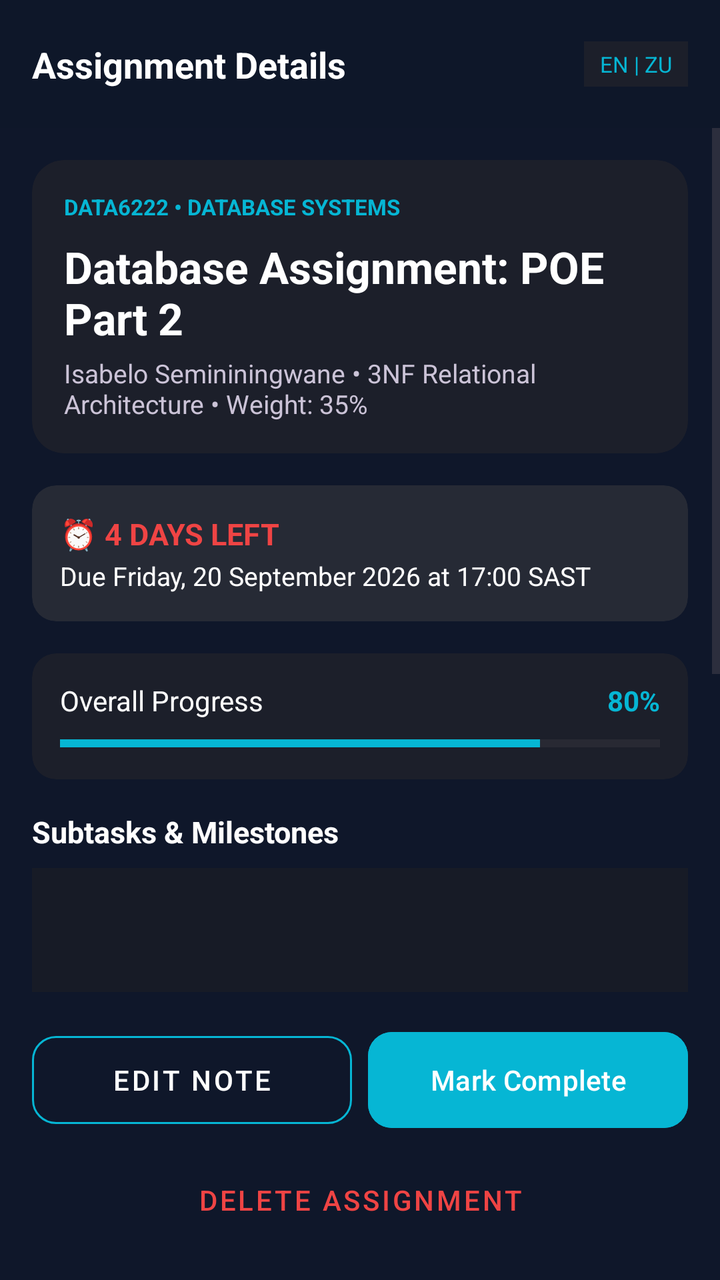
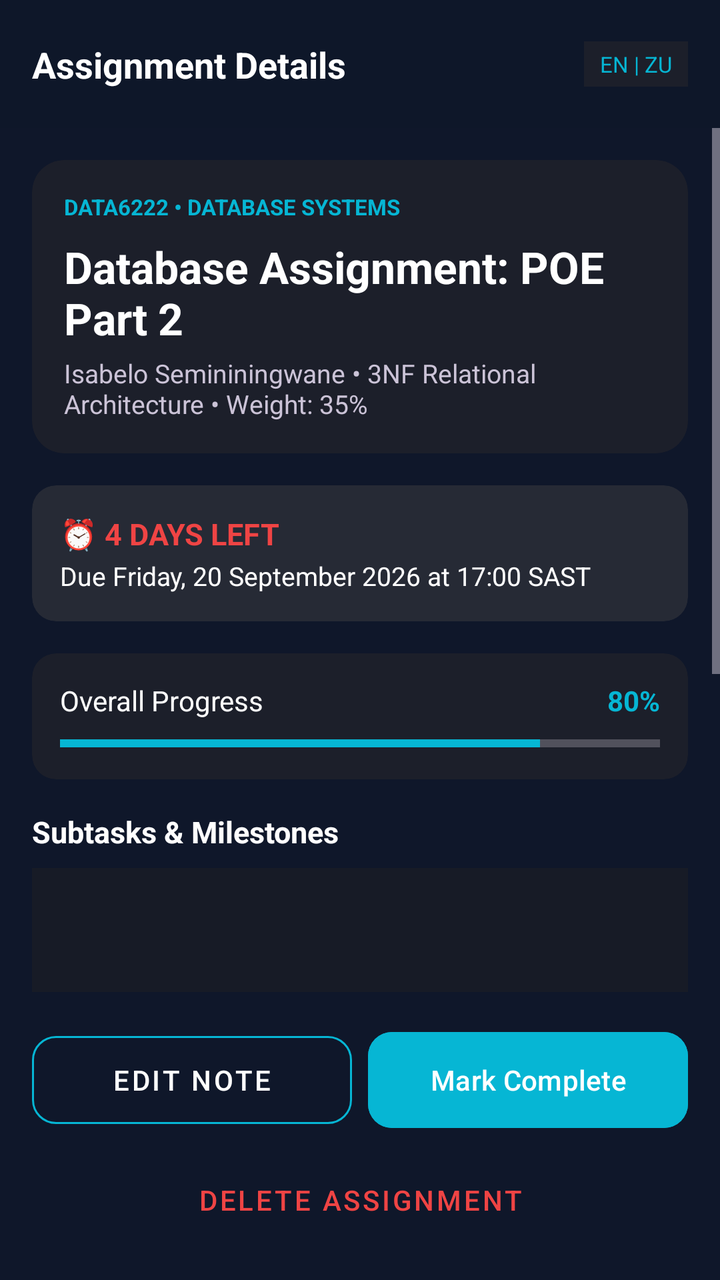

Two renders of the same Android screen: before a commit and after it. Below are the layout's source before the change and the commit's diff.
<!-- AndroidManifest.xml: application theme Theme.AssignmentPlanner -->
<!-- res/layout/activity_assignment_details.xml -->
<?xml version="1.0" encoding="utf-8"?>
<androidx.constraintlayout.widget.ConstraintLayout xmlns:android="http://schemas.android.com/apk/res/android"
    xmlns:app="http://schemas.android.com/apk/res-auto"
    android:layout_width="match_parent"
    android:layout_height="match_parent"
    android:background="@color/bg_gradient_start">

    
    <androidx.constraintlayout.widget.ConstraintLayout
        android:id="@+id/cl_details_header"
        android:layout_width="match_parent"
        android:layout_height="64dp"
        android:background="#1A0F131D"
        android:paddingHorizontal="16dp"
        app:layout_constraintTop_toTopOf="parent">

        <TextView
            android:id="@+id/tv_header_title"
            android:layout_width="wrap_content"
            android:layout_height="wrap_content"
            android:text="Assignment Details"
            android:textColor="@color/text_primary"
            android:textSize="18sp"
            android:textStyle="bold"
            app:layout_constraintBottom_toBottomOf="parent"
            app:layout_constraintStart_toStartOf="parent"
            app:layout_constraintTop_toTopOf="parent" />

        <TextView
            android:layout_width="wrap_content"
            android:layout_height="wrap_content"
            android:background="@color/surface_container"
            android:paddingHorizontal="8dp"
            android:paddingVertical="4dp"
            android:text="EN | ZU"
            android:textColor="@color/accent_cyan"
            android:textSize="11sp"
            app:layout_constraintBottom_toBottomOf="parent"
            app:layout_constraintEnd_toEndOf="parent"
            app:layout_constraintTop_toTopOf="parent" />
    </androidx.constraintlayout.widget.ConstraintLayout>

    
    <ScrollView
        android:layout_width="match_parent"
        android:layout_height="0dp"
        android:fillViewport="true"
        app:layout_constraintBottom_toTopOf="@id/ll_detail_actions"
        app:layout_constraintTop_toBottomOf="@id/cl_details_header">

        <LinearLayout
            android:layout_width="match_parent"
            android:layout_height="wrap_content"
            android:orientation="vertical"
            android:padding="16dp">

            
            <com.google.android.material.card.MaterialCardView
                android:layout_width="match_parent"
                android:layout_height="wrap_content"
                android:layout_marginBottom="16dp"
                app:cardBackgroundColor="@color/surface_container"
                app:cardCornerRadius="16dp"
                app:strokeWidth="0dp">

                <LinearLayout
                    android:layout_width="match_parent"
                    android:layout_height="wrap_content"
                    android:orientation="vertical"
                    android:padding="16dp">

                    <TextView
                        android:layout_width="wrap_content"
                        android:layout_height="wrap_content"
                        android:text="DATA6222 • DATABASE SYSTEMS"
                        android:textColor="@color/accent_cyan"
                        android:textSize="11sp"
                        android:textStyle="bold" />

                    <TextView
                        android:id="@+id/tv_detail_title"
                        android:layout_width="match_parent"
                        android:layout_height="wrap_content"
                        android:layout_marginTop="8dp"
                        android:text="Database Assignment: POE Part 2"
                        android:textColor="@color/text_primary"
                        android:textSize="22sp"
                        android:textStyle="bold" />

                    <TextView
                        android:layout_width="match_parent"
                        android:layout_height="wrap_content"
                        android:layout_marginTop="4dp"
                        android:text="Isabelo Semininingwane • 3NF Relational Architecture • Weight: 35%"
                        android:textColor="@color/text_on_surface_variant"
                        android:textSize="13sp" />
                </LinearLayout>
            </com.google.android.material.card.MaterialCardView>

            
            <com.google.android.material.card.MaterialCardView
                android:layout_width="match_parent"
                android:layout_height="wrap_content"
                android:layout_marginBottom="16dp"
                app:cardBackgroundColor="@color/surface_container_high"
                app:cardCornerRadius="12dp"
                app:strokeWidth="0dp">

                <LinearLayout
                    android:layout_width="match_parent"
                    android:layout_height="wrap_content"
                    android:orientation="vertical"
                    android:padding="14dp">

                    <TextView
                        android:layout_width="wrap_content"
                        android:layout_height="wrap_content"
                        android:text="⏰ 4 DAYS LEFT"
                        android:textColor="@color/destructive_red"
                        android:textSize="15sp"
                        android:textStyle="bold" />

                    <TextView
                        android:layout_width="match_parent"
                        android:layout_height="wrap_content"
                        android:layout_marginTop="2dp"
                        android:text="Due Friday, 20 September 2026 at 17:00 SAST"
                        android:textColor="@color/text_primary"
                        android:textSize="13sp" />
                </LinearLayout>
            </com.google.android.material.card.MaterialCardView>

            
            <com.google.android.material.card.MaterialCardView
                android:layout_width="match_parent"
                android:layout_height="wrap_content"
                android:layout_marginBottom="16dp"
                app:cardBackgroundColor="@color/surface_container"
                app:cardCornerRadius="12dp"
                app:strokeWidth="0dp">

                <LinearLayout
                    android:layout_width="match_parent"
                    android:layout_height="wrap_content"
                    android:orientation="vertical"
                    android:padding="14dp">

                    <androidx.constraintlayout.widget.ConstraintLayout
                        android:layout_width="match_parent"
                        android:layout_height="wrap_content"
                        android:layout_marginBottom="8dp">

                        <TextView
                            android:layout_width="wrap_content"
                            android:layout_height="wrap_content"
                            android:text="Overall Progress"
                            android:textColor="@color/text_primary"
                            app:layout_constraintStart_toStartOf="parent"
                            app:layout_constraintTop_toTopOf="parent" />

                        <TextView
                            android:layout_width="wrap_content"
                            android:layout_height="wrap_content"
                            android:text="80%"
                            android:textColor="@color/accent_cyan"
                            android:textStyle="bold"
                            app:layout_constraintEnd_toEndOf="parent"
                            app:layout_constraintTop_toTopOf="parent" />
                    </androidx.constraintlayout.widget.ConstraintLayout>

                    <ProgressBar
                        android:id="@+id/pb_assignment_progress"
                        style="?android:attr/progressBarStyleHorizontal"
                        android:layout_width="match_parent"
                        android:layout_height="8dp"
                        android:max="100"
                        android:progress="80"
                        android:progressTint="@color/accent_cyan" />
                </LinearLayout>
            </com.google.android.material.card.MaterialCardView>

            
            <TextView
                android:layout_width="wrap_content"
                android:layout_height="wrap_content"
                android:layout_marginBottom="8dp"
                android:text="Subtasks &amp; Milestones"
                android:textColor="@color/text_primary"
                android:textSize="15sp"
                android:textStyle="bold" />

            <androidx.recyclerview.widget.RecyclerView
                android:id="@+id/rv_subtasks"
                android:layout_width="match_parent"
                android:layout_height="180dp"
                android:layout_marginBottom="16dp"
                android:background="@color/surface_container_low" />

            
            <com.google.android.material.card.MaterialCardView
                android:layout_width="match_parent"
                android:layout_height="wrap_content"
                android:layout_marginBottom="24dp"
                app:cardBackgroundColor="@color/surface_container_low"
                app:cardCornerRadius="8dp"
                app:strokeWidth="0dp">

                <LinearLayout
                    android:layout_width="match_parent"
                    android:layout_height="wrap_content"
                    android:orientation="vertical"
                    android:padding="12dp">

                    <TextView
                        android:layout_width="wrap_content"
                        android:layout_height="wrap_content"
                        android:text="📚 Rubric &amp; Academic Guidelines"
                        android:textColor="@color/tertiary_green"
                        android:textStyle="bold" />

                    <TextView
                        android:layout_width="match_parent"
                        android:layout_height="wrap_content"
                        android:layout_marginTop="4dp"
                        android:text="Implement robust 3NF schemas and triggers. Plagiarism Turnitin threshold under 12%."
                        android:textColor="@color/text_on_surface_variant"
                        android:textSize="12sp" />
                </LinearLayout>
            </com.google.android.material.card.MaterialCardView>
        </LinearLayout>
    </ScrollView>

    
    <LinearLayout
        android:id="@+id/ll_detail_actions"
        android:layout_width="match_parent"
        android:layout_height="wrap_content"
        android:orientation="vertical"
        android:padding="16dp"
        app:layout_constraintBottom_toBottomOf="parent">

        <LinearLayout
            android:layout_width="match_parent"
            android:layout_height="wrap_content"
            android:orientation="horizontal">

            <com.google.android.material.button.MaterialButton
                android:id="@+id/btn_edit"
                style="@style/Widget.MaterialComponents.Button.OutlinedButton"
                android:layout_width="0dp"
                android:layout_height="56dp"
                android:layout_marginEnd="8dp"
                android:layout_weight="1"
                android:text="Edit Note"
                android:textColor="@color/text_primary"
                app:cornerRadius="12dp"
                app:strokeColor="@color/accent_cyan" />

            <com.google.android.material.button.MaterialButton
                android:id="@+id/btn_mark_complete"
                android:layout_width="0dp"
                android:layout_height="56dp"
                android:layout_weight="1"
                android:backgroundTint="@color/accent_cyan"
                android:text="Mark Complete"
                android:textColor="@color/text_primary"
                app:cornerRadius="12dp" />
        </LinearLayout>

        <com.google.android.material.button.MaterialButton
            android:id="@+id/btn_delete"
            style="@style/Widget.MaterialComponents.Button.TextButton"
            android:layout_width="wrap_content"
            android:layout_height="wrap_content"
            android:layout_gravity="center_horizontal"
            android:layout_marginTop="8dp"
            android:text="Delete Assignment"
            android:textColor="@color/destructive_red" />
    </LinearLayout>

</androidx.constraintlayout.widget.ConstraintLayout>
<!-- resources referenced by this layout -->
<resources>
  <color name="accent_cyan">#06B6D4</color>
  <color name="bg_gradient_start">#0F172A</color>
  <color name="destructive_red">#EF4444</color>
  <color name="surface_container">#1C1F2A</color>
  <color name="surface_container_high">#262A35</color>
  <color name="surface_container_low">#171B26</color>
  <color name="tertiary_green">#4EDEA3</color>
  <color name="text_on_surface_variant">#CBC3D7</color>
  <color name="text_primary">#FFFFFF</color>
  <style name="Theme.AssignmentPlanner" parent="Base.Theme.AssignmentPlanner" />
  <style name="Base.Theme.AssignmentPlanner" parent="Theme.Material3.DayNight.NoActionBar">
          
          
      </style>
</resources>

<!-- the commit's change to res/layout/activity_assignment_details.xml (unified diff, before → after) -->
@@ -1,6 +1,7 @@
 <?xml version="1.0" encoding="utf-8"?>
 <androidx.constraintlayout.widget.ConstraintLayout xmlns:android="http://schemas.android.com/apk/res/android"
     xmlns:app="http://schemas.android.com/apk/res-auto"
+    android:id="@+id/main"
     android:layout_width="match_parent"
     android:layout_height="match_parent"
     android:background="@color/bg_gradient_start">
<!-- resource entries referenced after the edit -->
@@ -10,9 +10,14 @@
   <color name="text_on_surface_variant">#CBC3D7</color>
   <color name="text_primary">#FFFFFF</color>
   <style name="Theme.AssignmentPlanner" parent="Base.Theme.AssignmentPlanner" />
-  <style name="Base.Theme.AssignmentPlanner" parent="Theme.Material3.DayNight.NoActionBar">
-          
-          
+  <style name="Base.Theme.AssignmentPlanner" parent="Theme.Material3.Dark.NoActionBar">
+          <item name="colorPrimary">@color/accent_violet</item>
+          <item name="colorSecondary">@color/accent_cyan</item>
+          <item name="colorTertiary">@color/tertiary_green</item>
+          <item name="colorError">@color/destructive_red</item>
+          <item name="android:textColorHint">@color/outline</item>
       </style>
+  <color name="accent_violet">#8B5CF6</color>
+  <color name="outline">#958EA0</color>
 </resources>
 
